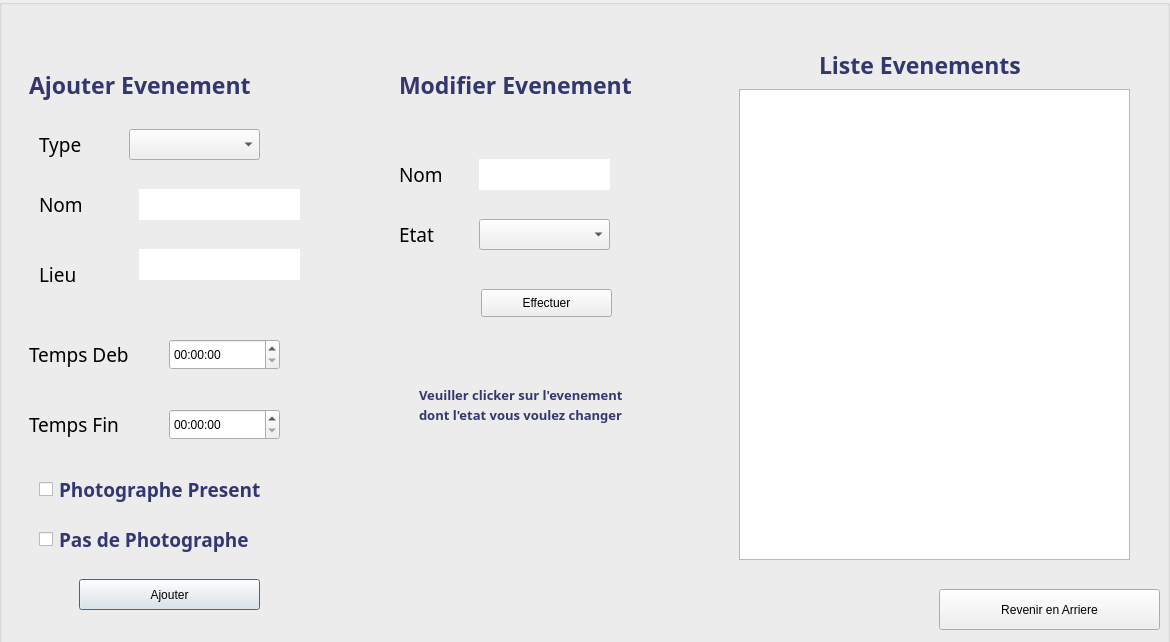
AzizMtg/TvEase--QTCompanyManager_Desktop_App, file TvEase6/TvEase/ajtevent.ui: the form before one commit.
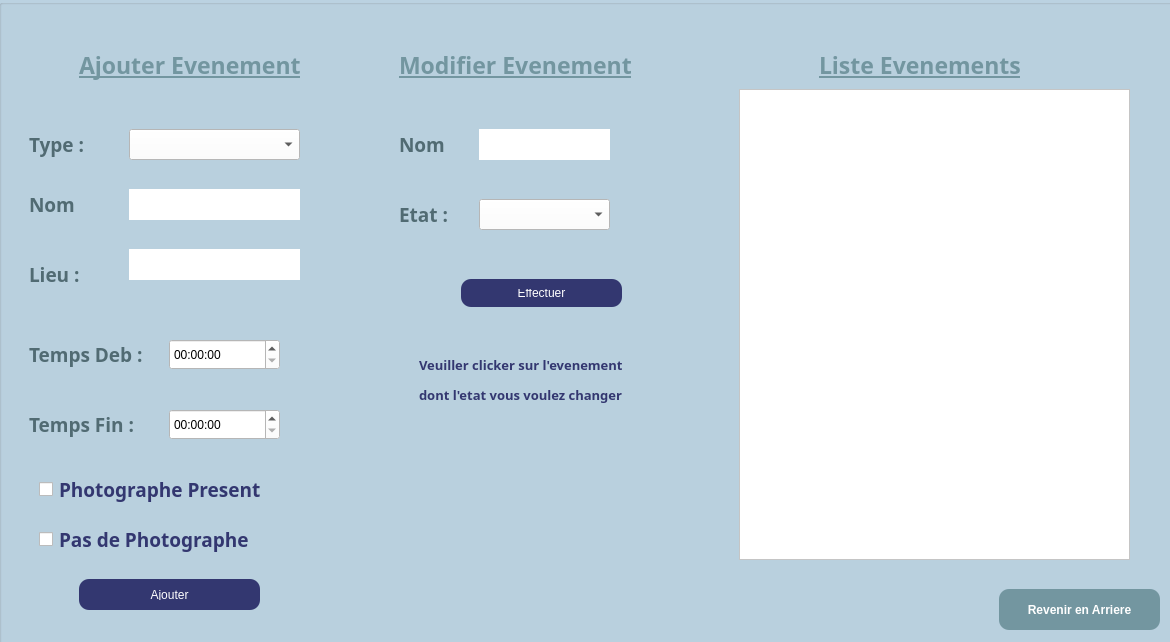
The form after the commit. Icons and pictures are not drawn.

Diff of the .ui file:
```diff
--- a/TvEase6/TvEase/ajtevent.ui
+++ b/TvEase6/TvEase/ajtevent.ui
@@ -11,19 +11,24 @@
    </rect>
   </property>
   <property name="windowTitle">
-   <string>Dialog</string>
+   <string>Tv'Ease</string>
+  </property>
+  <property name="windowIcon">
+   <iconset resource="source.qrc">
+    <normaloff>:/img/images/logo.png</normaloff>:/img/images/logo.png</iconset>
   </property>
   <widget class="QGroupBox" name="groupBox">
    <property name="geometry">
     <rect>
      <x>-1</x>
      <y>-1</y>
-     <width>1171</width>
+     <width>1181</width>
      <height>651</height>
     </rect>
    </property>
    <property name="styleSheet">
-    <string notr="true">background-image: url(:/img/images/18589ddef0ecfabc1767286cf98a15dc.jpg);</string>
+    <string notr="true">
+background-color : #BBD2E1  ; </string>
    </property>
    <property name="title">
     <string/>
@@ -31,9 +36,9 @@
    <widget class="QLineEdit" name="nom">
     <property name="geometry">
      <rect>
-      <x>140</x>
+      <x>130</x>
       <y>190</y>
-      <width>161</width>
+      <width>171</width>
       <height>31</height>
      </rect>
     </property>
@@ -50,15 +55,18 @@
      <rect>
       <x>130</x>
       <y>130</y>
-      <width>131</width>
+      <width>171</width>
       <height>31</height>
      </rect>
     </property>
+    <property name="styleSheet">
+     <string notr="true">background-color : white  ; </string>
+    </property>
    </widget>
    <widget class="QLabel" name="label_7">
     <property name="geometry">
      <rect>
-      <x>40</x>
+      <x>30</x>
       <y>130</y>
       <width>61</width>
       <height>31</height>
@@ -68,16 +76,24 @@
      <font>
       <family>Neue Haas Grotesk Text Pro Extr</family>
       <pointsize>14</pointsize>
+      <weight>75</weight>
+      <bold>true</bold>
      </font>
     </property>
+    <property name="styleSheet">
+     <string notr="true">background-color: transparent ; 
+border : none ;
+color : #516B73 ;
+background-image : url();</string>
+    </property>
     <property name="text">
-     <string>Type</string>
+     <string>Type : </string>
     </property>
    </widget>
    <widget class="QLabel" name="label_8">
     <property name="geometry">
      <rect>
-      <x>40</x>
+      <x>30</x>
       <y>190</y>
       <width>51</width>
       <height>31</height>
@@ -87,16 +103,24 @@
      <font>
       <family>Neue Haas Grotesk Text Pro Extr</family>
       <pointsize>14</pointsize>
+      <weight>75</weight>
+      <bold>true</bold>
      </font>
     </property>
+    <property name="styleSheet">
+     <string notr="true">background-color: transparent ; 
+border : none ;
+color : #516B73 ;
+background-image : url();</string>
+    </property>
     <property name="text">
-     <string>Nom</string>
+     <string>Nom : </string>
     </property>
    </widget>
    <widget class="QLabel" name="label_9">
     <property name="geometry">
      <rect>
-      <x>40</x>
+      <x>30</x>
       <y>260</y>
       <width>51</width>
       <height>31</height>
@@ -106,10 +130,18 @@
      <font>
       <family>Neue Haas Grotesk Text Pro Extr</family>
       <pointsize>14</pointsize>
+      <weight>75</weight>
+      <bold>true</bold>
      </font>
     </property>
+    <property name="styleSheet">
+     <string notr="true">background-color: transparent ; 
+border : none ;
+color : #516B73 ;
+background-image : url();</string>
+    </property>
     <property name="text">
-     <string>Lieu</string>
+     <string>Lieu : </string>
     </property>
    </widget>
    <widget class="QLabel" name="label_10">
@@ -125,10 +157,18 @@
      <font>
       <family>Neue Haas Grotesk Text Pro Extr</family>
       <pointsize>14</pointsize>
+      <weight>75</weight>
+      <bold>true</bold>
      </font>
     </property>
+    <property name="styleSheet">
+     <string notr="true">background-color: transparent ; 
+border : none ;
+color : #516B73 ;
+background-image : url();</string>
+    </property>
     <property name="text">
-     <string>Temps Deb</string>
+     <string>Temps Deb : </string>
     </property>
    </widget>
    <widget class="QLabel" name="label_11">
@@ -144,18 +184,26 @@
      <font>
       <family>Neue Haas Grotesk Text Pro Extr</family>
       <pointsize>14</pointsize>
+      <weight>75</weight>
+      <bold>true</bold>
      </font>
     </property>
+    <property name="styleSheet">
+     <string notr="true">background-color: transparent ; 
+border : none ;
+color : #516B73 ;
+background-image : url();</string>
+    </property>
     <property name="text">
-     <string>Temps Fin</string>
+     <string>Temps Fin : </string>
     </property>
    </widget>
    <widget class="QLineEdit" name="lieu">
     <property name="geometry">
      <rect>
-      <x>140</x>
+      <x>130</x>
       <y>250</y>
-      <width>161</width>
+      <width>171</width>
       <height>31</height>
      </rect>
     </property>
@@ -176,6 +224,9 @@
       <height>31</height>
      </rect>
     </property>
+    <property name="styleSheet">
+     <string notr="true">background-color : white  ; </string>
+    </property>
    </widget>
    <widget class="QTimeEdit" name="tempfin">
     <property name="geometry">
@@ -186,12 +237,15 @@
       <height>31</height>
      </rect>
     </property>
+    <property name="styleSheet">
+     <string notr="true">background-color : white  ; </string>
+    </property>
    </widget>
    <widget class="QLabel" name="label_2">
     <property name="geometry">
      <rect>
-      <x>30</x>
-      <y>70</y>
+      <x>80</x>
+      <y>50</y>
       <width>261</width>
       <height>31</height>
      </rect>
@@ -202,12 +256,13 @@
       <pointsize>17</pointsize>
       <weight>75</weight>
       <bold>true</bold>
+      <underline>true</underline>
      </font>
     </property>
     <property name="styleSheet">
      <string notr="true">border : none ;
 background-color: none;
-color : #333770 ;
+color : #7396A0 ;
 background-image : url();
     </string>
     </property>
@@ -219,7 +274,7 @@
     <property name="geometry">
      <rect>
       <x>400</x>
-      <y>70</y>
+      <y>50</y>
       <width>261</width>
       <height>31</height>
      </rect>
@@ -230,12 +285,13 @@
       <pointsize>17</pointsize>
       <weight>75</weight>
       <bold>true</bold>
+      <underline>true</underline>
      </font>
     </property>
     <property name="styleSheet">
      <string notr="true">border : none ;
 background-color: none;
-color : #333770 ;
+color : #7396A0 ;
 background-image : url();
     </string>
     </property>
@@ -247,7 +303,7 @@
     <property name="geometry">
      <rect>
       <x>400</x>
-      <y>160</y>
+      <y>130</y>
       <width>51</width>
       <height>31</height>
      </rect>
@@ -256,17 +312,25 @@
      <font>
       <family>Neue Haas Grotesk Text Pro Extr</family>
       <pointsize>14</pointsize>
+      <weight>75</weight>
+      <bold>true</bold>
      </font>
     </property>
+    <property name="styleSheet">
+     <string notr="true">background-color: transparent ; 
+border : none ;
+color : #516B73 ;
+background-image : url();</string>
+    </property>
     <property name="text">
-     <string>Nom</string>
+     <string>Nom : </string>
     </property>
    </widget>
    <widget class="QLabel" name="label_5">
     <property name="geometry">
      <rect>
       <x>400</x>
-      <y>220</y>
+      <y>200</y>
       <width>51</width>
       <height>31</height>
      </rect>
@@ -275,21 +339,32 @@
      <font>
       <family>Neue Haas Grotesk Text Pro Extr</family>
       <pointsize>14</pointsize>
+      <weight>75</weight>
+      <bold>true</bold>
      </font>
     </property>
+    <property name="styleSheet">
+     <string notr="true">background-color: transparent ; 
+border : none ;
+color : #516B73 ;
+background-image : url();</string>
+    </property>
     <property name="text">
-     <string>Etat</string>
+     <string>Etat : </string>
     </property>
    </widget>
    <widget class="QComboBox" name="etat">
     <property name="geometry">
      <rect>
       <x>480</x>
-      <y>220</y>
+      <y>200</y>
       <width>131</width>
       <height>31</height>
      </rect>
     </property>
+    <property name="styleSheet">
+     <string notr="true">background-color : white  ; </string>
+    </property>
    </widget>
    <widget class="QLabel" name="label_6">
     <property name="geometry">
@@ -306,12 +381,13 @@
       <pointsize>17</pointsize>
       <weight>75</weight>
       <bold>true</bold>
+      <underline>true</underline>
      </font>
     </property>
     <property name="styleSheet">
      <string notr="true">border : none ;
 background-color: none;
-color : #333770 ;
+color : #7396A0 ;
 background-image : url();
     </string>
     </property>
@@ -328,12 +404,15 @@
       <height>471</height>
      </rect>
     </property>
+    <property name="styleSheet">
+     <string notr="true">background-color: rgb(255, 255, 255);</string>
+    </property>
    </widget>
    <widget class="QLineEdit" name="nomrech">
     <property name="geometry">
      <rect>
       <x>480</x>
-      <y>160</y>
+      <y>130</y>
       <width>131</width>
       <height>31</height>
      </rect>
@@ -411,6 +490,25 @@
       <height>31</height>
      </rect>
     </property>
+    <property name="cursor">
+     <cursorShape>PointingHandCursor</cursorShape>
+    </property>
+    <property name="styleSheet">
+     <string notr="true">#ajouter
+{
+border-radius : 10px ;
+color : white ; 
+padding:10px ;
+border:none ; 
+background-color:#333770;
+color : white ; 
+}
+
+#ajouter:hover
+{
+background-color:  ;
+}</string>
+    </property>
     <property name="text">
      <string>Ajouter</string>
     </property>
@@ -418,12 +516,25 @@
    <widget class="QPushButton" name="effectuer">
     <property name="geometry">
      <rect>
-      <x>482</x>
-      <y>290</y>
-      <width>131</width>
+      <x>462</x>
+      <y>280</y>
+      <width>161</width>
       <height>28</height>
      </rect>
     </property>
+    <property name="cursor">
+     <cursorShape>PointingHandCursor</cursorShape>
+    </property>
+    <property name="styleSheet">
+     <string notr="true">
+border-radius : 10px ;
+color : white ; 
+padding:10px ;
+border:none ; 
+background-color:#333770;
+color : white ; 
+</string>
+    </property>
     <property name="text">
      <string>Effectuer</string>
     </property>
@@ -497,12 +608,38 @@
    <widget class="QPushButton" name="pushButton">
     <property name="geometry">
      <rect>
-      <x>940</x>
+      <x>1000</x>
       <y>590</y>
-      <width>221</width>
+      <width>161</width>
       <height>41</height>
      </rect>
     </property>
+    <property name="font">
+     <font>
+      <weight>75</weight>
+      <bold>true</bold>
+     </font>
+    </property>
+    <property name="cursor">
+     <cursorShape>PointingHandCursor</cursorShape>
+    </property>
+    <property name="styleSheet">
+     <string notr="true">#pushButton
+{background-color : #7396A0 ;
+border-radius : 10px ;
+color : white ; 
+padding : 10px ; 
+border:none ; 
+}
+
+
+#pushButton:hover
+{background-color: #638691  ;
+color:  ; 
+
+ }
+</string>
+    </property>
     <property name="text">
      <string>Revenir en Arriere</string>
     </property>
@@ -511,7 +648,7 @@
     <property name="geometry">
      <rect>
       <x>420</x>
-      <y>380</y>
+      <y>350</y>
       <width>291</width>
       <height>31</height>
      </rect>
@@ -539,7 +676,7 @@
     <property name="geometry">
      <rect>
       <x>420</x>
-      <y>400</y>
+      <y>380</y>
       <width>291</width>
       <height>31</height>
      </rect>
```
Left out of the diff: 4 changed lines with no effect on the pictures.
